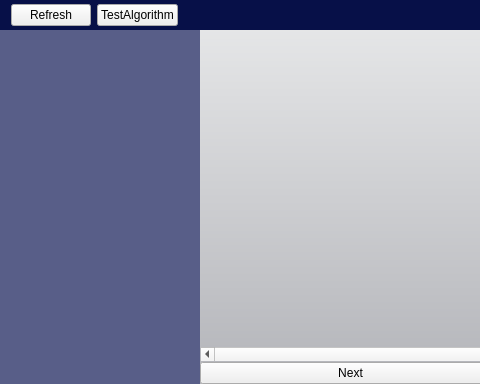
The window that IntelliGraph/mainwindow.ui (SEGroup10/IntelliGraph) describes before a commit, drawn with Qt 5; both pictures show x 0 to 480 and y 0 to 384 of the 808 by 384 pixel window.
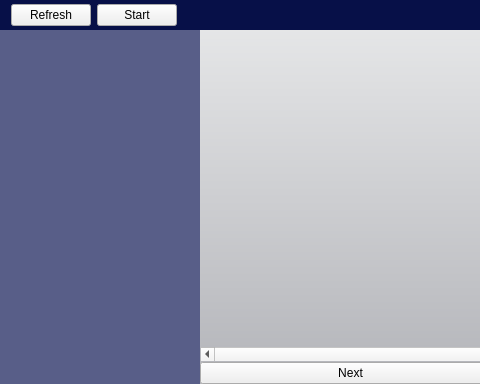
The same window after the commit. Icons and pictures are not drawn.

The edit to the form file:
```diff
--- a/IntelliGraph/mainwindow.ui
+++ b/IntelliGraph/mainwindow.ui
@@ -83,7 +83,7 @@
        <item>
         <widget class="QPushButton" name="pushButton">
          <property name="text">
-          <string>TestAlgorithm</string>
+          <string>Start</string>
          </property>
         </widget>
        </item>
```
